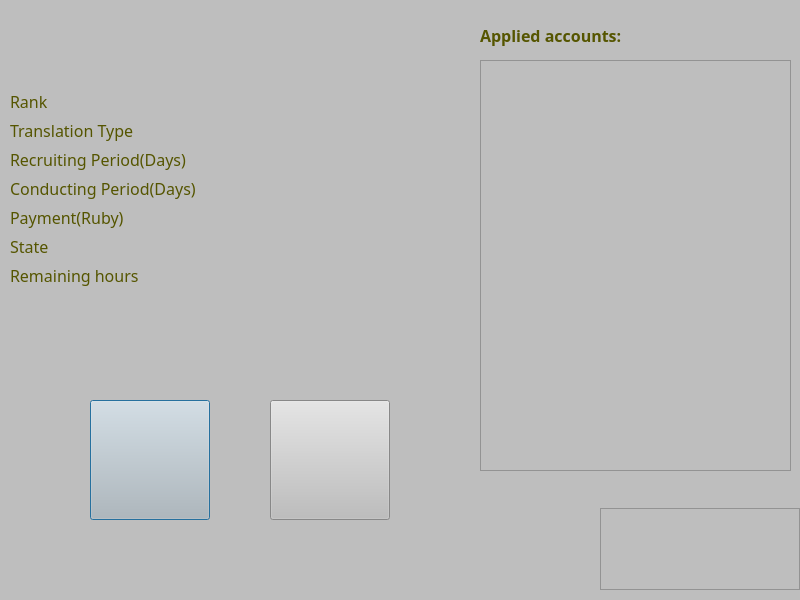
The window that IssRecTaskOper.ui (Phoveran/CrowdSourcing) describes before a commit, drawn with Qt 5.
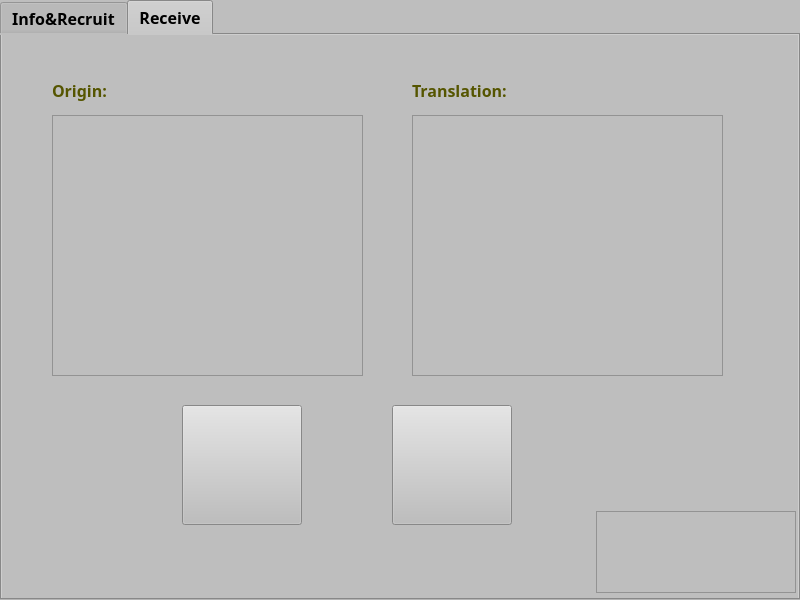
The same window after the commit. The open tabs and pages were chosen to show the change. Icons and pictures are not drawn.

Diff of the .ui file:
```diff
--- a/IssRecTaskOper.ui
+++ b/IssRecTaskOper.ui
@@ -16,45 +16,34 @@
   <property name="styleSheet">
    <string notr="true">background-color: rgb(190, 190, 190);</string>
   </property>
-  <widget class="QFrame" name="frame">
+  <widget class="QTabWidget" name="tabWidget">
    <property name="geometry">
     <rect>
-     <x>600</x>
-     <y>508</y>
-     <width>200</width>
-     <height>82</height>
+     <x>0</x>
+     <y>0</y>
+     <width>800</width>
+     <height>600</height>
     </rect>
    </property>
-   <property name="autoFillBackground">
-    <bool>false</bool>
+   <property name="font">
+    <font>
+     <family>Century Gothic</family>
+     <pointsize>12</pointsize>
+     <weight>75</weight>
+     <bold>true</bold>
+    </font>
    </property>
-   <property name="styleSheet">
-    <string notr="true">border-image: url(:/CrowdSourcing/Resources/pictures/zelda_logo2.png);</string>
+   <property name="currentIndex">
+    <number>0</number>
    </property>
-   <property name="frameShape">
-    <enum>QFrame::StyledPanel</enum>
-   </property>
-   <property name="frameShadow">
-    <enum>QFrame::Raised</enum>
-   </property>
-  </widget>
-  <widget class="QListWidget" name="listWidgetAppliedAcc">
-   <property name="geometry">
-    <rect>
-     <x>480</x>
-     <y>60</y>
-     <width>311</width>
-     <height>411</height>
-    </rect>
-   </property>
-   <property name="styleSheet">
-    <string notr="true">border-image: transparent;</string>
-   </property>
-  </widget>
+   <widget class="QWidget" name="tabInfo">
+    <attribute name="title">
+     <string>Info&amp;&amp;Recruit</string>
+    </attribute>
   <widget class="QLabel" name="label">
    <property name="geometry">
     <rect>
-     <x>480</x>
+       <x>470</x>
      <y>20</y>
      <width>191</width>
      <height>31</height>
@@ -75,12 +64,33 @@
     <string>Applied accounts:</string>
    </property>
   </widget>
+    <widget class="QPushButton" name="okButton">
+     <property name="geometry">
+      <rect>
+       <x>80</x>
+       <y>360</y>
+       <width>120</width>
+       <height>120</height>
+      </rect>
+     </property>
+     <property name="toolTip">
+      <string>Choose as principal</string>
+     </property>
+     <property name="styleSheet">
+      <string notr="true">QPushButton{border-image: url(:/CrowdSourcing/Resources/pictures/link_shoot.png);}  
+QPushButton:hover{border-image: url(:/CrowdSourcing/Resources/pictures/link_shoot_on.png);}
+QPushButton:pressed{border-image: url(:/CrowdSourcing/Resources/pictures/link_shoot_clicked.png);};</string>
+     </property>
+     <property name="text">
+      <string/>
+     </property>
+    </widget>
   <widget class="QWidget" name="formLayoutWidget">
    <property name="geometry">
     <rect>
      <x>10</x>
-     <y>90</y>
-     <width>461</width>
+       <y>80</y>
+       <width>455</width>
      <height>212</height>
     </rect>
    </property>
@@ -311,32 +321,24 @@
     </item>
    </layout>
   </widget>
-  <widget class="QPushButton" name="okButton">
+    <widget class="QListWidget" name="listWidgetAppliedAcc">
    <property name="geometry">
     <rect>
-     <x>90</x>
-     <y>400</y>
-     <width>120</width>
-     <height>120</height>
-    </rect>
-   </property>
-   <property name="toolTip">
-    <string>Choose as principal</string>
-   </property>
+       <x>470</x>
+       <y>60</y>
+       <width>311</width>
+       <height>361</height>
+      </rect>
+     </property>
    <property name="styleSheet">
-    <string notr="true">QPushButton{border-image: url(:/CrowdSourcing/Resources/pictures/link_shoot.png);}  
-QPushButton:hover{border-image: url(:/CrowdSourcing/Resources/pictures/link_shoot_on.png);}
-QPushButton:pressed{border-image: url(:/CrowdSourcing/Resources/pictures/link_shoot_clicked.png);};</string>
-   </property>
-   <property name="text">
-    <string/>
+      <string notr="true">border-image: transparent;</string>
    </property>
   </widget>
   <widget class="QPushButton" name="cancelButton">
    <property name="geometry">
     <rect>
-     <x>270</x>
-     <y>400</y>
+       <x>260</x>
+       <y>360</y>
      <width>120</width>
      <height>120</height>
     </rect>
@@ -352,6 +354,199 @@
    <property name="text">
     <string/>
    </property>
+    </widget>
+    <widget class="QFrame" name="frame">
+     <property name="geometry">
+      <rect>
+       <x>594</x>
+       <y>476</y>
+       <width>200</width>
+       <height>82</height>
+      </rect>
+     </property>
+     <property name="styleSheet">
+      <string notr="true">border-image: url(:/CrowdSourcing/Resources/pictures/zelda_logo2.png);</string>
+     </property>
+     <property name="frameShape">
+      <enum>QFrame::StyledPanel</enum>
+     </property>
+     <property name="frameShadow">
+      <enum>QFrame::Raised</enum>
+     </property>
+    </widget>
+   </widget>
+   <widget class="QWidget" name="tabReceive">
+    <attribute name="title">
+     <string>Receive</string>
+    </attribute>
+    <widget class="QPushButton" name="refuseButton">
+     <property name="geometry">
+      <rect>
+       <x>390</x>
+       <y>370</y>
+       <width>120</width>
+       <height>120</height>
+      </rect>
+     </property>
+     <property name="toolTip">
+      <string>Cancel</string>
+     </property>
+     <property name="styleSheet">
+      <string notr="true">QPushButton{border-image: url(:/CrowdSourcing/Resources/pictures/zelda_woman.png);}  
+QPushButton:hover{border-image: url(:/CrowdSourcing/Resources/pictures/zelda_woman_on.png);}
+QPushButton:pressed{border-image: url(:/CrowdSourcing/Resources/pictures/zelda_woman_clicked.png);};</string>
+     </property>
+     <property name="text">
+      <string/>
+     </property>
+    </widget>
+    <widget class="QPushButton" name="acceptButton">
+     <property name="geometry">
+      <rect>
+       <x>180</x>
+       <y>370</y>
+       <width>120</width>
+       <height>120</height>
+      </rect>
+     </property>
+     <property name="toolTip">
+      <string>Confirm and Pay</string>
+     </property>
+     <property name="styleSheet">
+      <string notr="true">QPushButton{border-image: url(:/CrowdSourcing/Resources/pictures/link_shoot.png);}  
+QPushButton:hover{border-image: url(:/CrowdSourcing/Resources/pictures/link_shoot_on.png);}
+QPushButton:pressed{border-image: url(:/CrowdSourcing/Resources/pictures/link_shoot_clicked.png);};</string>
+     </property>
+     <property name="text">
+      <string/>
+     </property>
+    </widget>
+    <widget class="QFrame" name="frame_2">
+     <property name="geometry">
+      <rect>
+       <x>594</x>
+       <y>476</y>
+       <width>200</width>
+       <height>82</height>
+      </rect>
+     </property>
+     <property name="styleSheet">
+      <string notr="true">border-image: url(:/CrowdSourcing/Resources/pictures/zelda_logo2.png);</string>
+     </property>
+     <property name="frameShape">
+      <enum>QFrame::StyledPanel</enum>
+     </property>
+     <property name="frameShadow">
+      <enum>QFrame::Raised</enum>
+     </property>
+    </widget>
+    <widget class="QTextBrowser" name="textBrowserTranslation">
+     <property name="geometry">
+      <rect>
+       <x>410</x>
+       <y>80</y>
+       <width>311</width>
+       <height>261</height>
+      </rect>
+     </property>
+     <property name="font">
+      <font>
+       <family>Century Gothic</family>
+       <pointsize>10</pointsize>
+      </font>
+     </property>
+     <property name="styleSheet">
+      <string notr="true">color: rgb(0, 0, 0);</string>
+     </property>
+     <property name="readOnly">
+      <bool>true</bool>
+     </property>
+     <property name="html">
+      <string>&lt;!DOCTYPE HTML PUBLIC &quot;-//W3C//DTD HTML 4.0//EN&quot; &quot;http://www.w3.org/TR/REC-html40/strict.dtd&quot;&gt;
+&lt;html&gt;&lt;head&gt;&lt;meta name=&quot;qrichtext&quot; content=&quot;1&quot; /&gt;&lt;style type=&quot;text/css&quot;&gt;
+p, li { white-space: pre-wrap; }
+&lt;/style&gt;&lt;/head&gt;&lt;body style=&quot; font-family:'Century Gothic'; font-size:10pt; font-weight:400; font-style:normal;&quot;&gt;
+&lt;p style=&quot;-qt-paragraph-type:empty; margin-top:0px; margin-bottom:0px; margin-left:0px; margin-right:0px; -qt-block-indent:0; text-indent:0px;&quot;&gt;&lt;br /&gt;&lt;/p&gt;&lt;/body&gt;&lt;/html&gt;</string>
+     </property>
+    </widget>
+    <widget class="QTextBrowser" name="textBrowserOrigin">
+     <property name="geometry">
+      <rect>
+       <x>50</x>
+       <y>80</y>
+       <width>311</width>
+       <height>261</height>
+      </rect>
+     </property>
+     <property name="font">
+      <font>
+       <family>Century Gothic</family>
+       <pointsize>10</pointsize>
+      </font>
+     </property>
+     <property name="styleSheet">
+      <string notr="true">color: rgb(0, 0, 0);</string>
+     </property>
+     <property name="readOnly">
+      <bool>true</bool>
+     </property>
+     <property name="html">
+      <string>&lt;!DOCTYPE HTML PUBLIC &quot;-//W3C//DTD HTML 4.0//EN&quot; &quot;http://www.w3.org/TR/REC-html40/strict.dtd&quot;&gt;
+&lt;html&gt;&lt;head&gt;&lt;meta name=&quot;qrichtext&quot; content=&quot;1&quot; /&gt;&lt;style type=&quot;text/css&quot;&gt;
+p, li { white-space: pre-wrap; }
+&lt;/style&gt;&lt;/head&gt;&lt;body style=&quot; font-family:'Century Gothic'; font-size:10pt; font-weight:400; font-style:normal;&quot;&gt;
+&lt;p style=&quot;-qt-paragraph-type:empty; margin-top:0px; margin-bottom:0px; margin-left:0px; margin-right:0px; -qt-block-indent:0; text-indent:0px;&quot;&gt;&lt;br /&gt;&lt;/p&gt;&lt;/body&gt;&lt;/html&gt;</string>
+     </property>
+    </widget>
+    <widget class="QLabel" name="label_17">
+     <property name="geometry">
+      <rect>
+       <x>50</x>
+       <y>40</y>
+       <width>191</width>
+       <height>31</height>
+      </rect>
+     </property>
+     <property name="font">
+      <font>
+       <family>Century Gothic</family>
+       <pointsize>12</pointsize>
+       <weight>75</weight>
+       <bold>true</bold>
+      </font>
+     </property>
+     <property name="styleSheet">
+      <string notr="true">border-image:transparent;color: rgb(85, 85, 0);</string>
+     </property>
+     <property name="text">
+      <string>Origin:</string>
+     </property>
+    </widget>
+    <widget class="QLabel" name="label_18">
+     <property name="geometry">
+      <rect>
+       <x>410</x>
+       <y>40</y>
+       <width>191</width>
+       <height>31</height>
+      </rect>
+     </property>
+     <property name="font">
+      <font>
+       <family>Century Gothic</family>
+       <pointsize>12</pointsize>
+       <weight>75</weight>
+       <bold>true</bold>
+      </font>
+     </property>
+     <property name="styleSheet">
+      <string notr="true">border-image:transparent;color: rgb(85, 85, 0);</string>
+     </property>
+     <property name="text">
+      <string>Translation:</string>
+     </property>
+    </widget>
+   </widget>
   </widget>
  </widget>
  <resources>
```
Left out of the diff: 35 changed lines with no effect on the pictures. Lines whose indentation alone changed are shown as unchanged.
